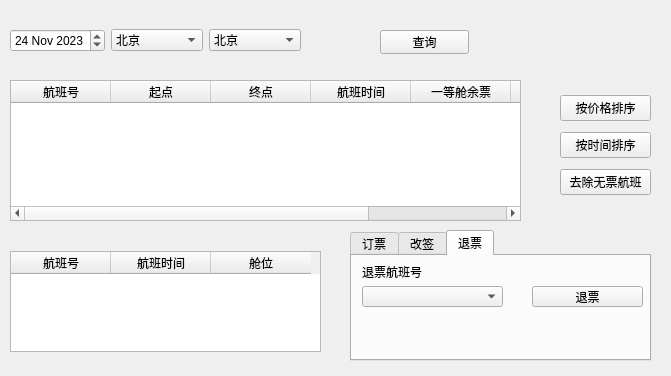
Before: the Qt Designer form ticketmanagesystem.ui in Ecazy/TicketManageSystem, drawn with Qt 5.
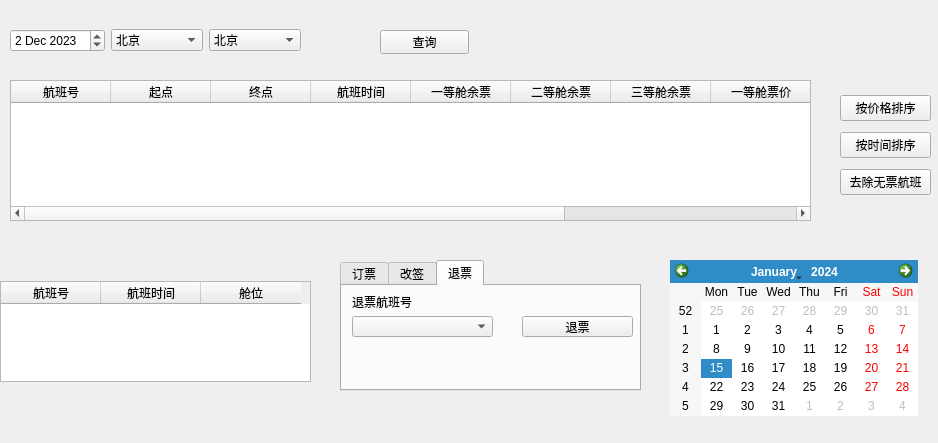
After: the same form once the commit is applied. The open tabs and pages were chosen to show the change.

Diff of the .ui file:
```diff
--- a/ticketmanagesystem.ui
+++ b/ticketmanagesystem.ui
@@ -6,8 +6,8 @@
    <rect>
     <x>0</x>
     <y>0</y>
-    <width>671</width>
-    <height>376</height>
+    <width>938</width>
+    <height>443</height>
    </rect>
   </property>
   <property name="windowTitle">
@@ -27,14 +27,21 @@
      <widget class="QDateEdit" name="ConditionDate">
       <property name="dateTime">
        <datetime>
-        <hour>8</hour>
+        <hour>16</hour>
         <minute>0</minute>
         <second>0</second>
         <year>2023</year>
-        <month>11</month>
-        <day>24</day>
+        <month>12</month>
+        <day>2</day>
        </datetime>
       </property>
+      <property name="date">
+       <date>
+        <year>2023</year>
+        <month>12</month>
+        <day>2</day>
+       </date>
+      </property>
      </widget>
     </item>
     <item>
@@ -105,7 +112,7 @@
     <rect>
      <x>10</x>
      <y>80</y>
-     <width>511</width>
+     <width>801</width>
      <height>141</height>
     </rect>
    </property>
@@ -147,12 +154,27 @@
      <string>三等舱余票</string>
     </property>
    </column>
+   <column>
+    <property name="text">
+     <string>一等舱票价</string>
+    </property>
+   </column>
+   <column>
+    <property name="text">
+     <string>二等舱票价</string>
+    </property>
+   </column>
+   <column>
+    <property name="text">
+     <string>三等舱票价</string>
+    </property>
+   </column>
   </widget>
   <widget class="QTableWidget" name="MyTickets">
    <property name="geometry">
     <rect>
-     <x>10</x>
-     <y>251</y>
+     <x>0</x>
+     <y>281</y>
      <width>311</width>
      <height>101</height>
     </rect>
@@ -176,7 +198,7 @@
   <widget class="QWidget" name="verticalLayoutWidget">
    <property name="geometry">
     <rect>
-     <x>560</x>
+     <x>840</x>
      <y>90</y>
      <width>91</width>
      <height>111</height>
@@ -209,8 +231,8 @@
   <widget class="QTabWidget" name="TicketOperation">
    <property name="geometry">
     <rect>
-     <x>350</x>
-     <y>230</y>
+     <x>340</x>
+     <y>260</y>
      <width>301</width>
      <height>131</height>
     </rect>
@@ -428,6 +450,29 @@
     <string>查询</string>
    </property>
   </widget>
+  <widget class="QLabel" name="name">
+   <property name="geometry">
+    <rect>
+     <x>530</x>
+     <y>30</y>
+     <width>54</width>
+     <height>16</height>
+    </rect>
+   </property>
+   <property name="text">
+    <string> </string>
+   </property>
+  </widget>
+  <widget class="QCalendarWidget" name="calendarWidget">
+   <property name="geometry">
+    <rect>
+     <x>670</x>
+     <y>260</y>
+     <width>248</width>
+     <height>156</height>
+    </rect>
+   </property>
+  </widget>
  </widget>
  <resources/>
  <connections/>
```
Left out of the diff: 102 changed lines with no effect on the pictures.
